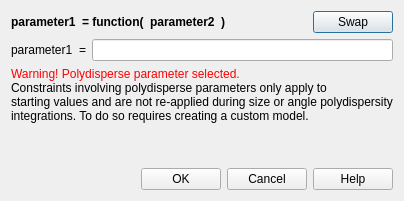
The window that src/sas/qtgui/Perspectives/Fitting/UI/MultiConstraintUI.ui (SasView/sasview) describes before a commit, drawn with Qt 5.
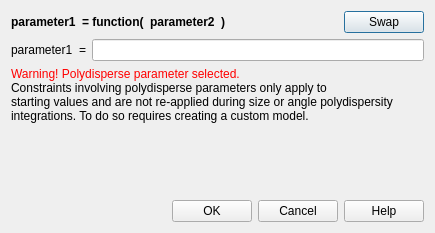
The same window after the commit.

```diff
--- a/src/sas/qtgui/Perspectives/Fitting/UI/MultiConstraintUI.ui
+++ b/src/sas/qtgui/Perspectives/Fitting/UI/MultiConstraintUI.ui
@@ -9,8 +9,8 @@
    <rect>
     <x>0</x>
     <y>0</y>
-    <width>369</width>
-    <height>201</height>
+    <width>435</width>
+    <height>233</height>
    </rect>
   </property>
   <property name="sizePolicy">
```
Left out of the diff: 12 changed lines with no effect on the pictures.
